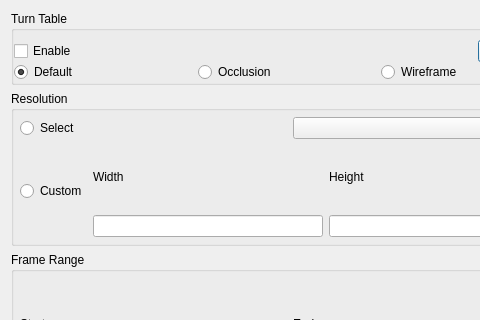
Old version of the form resources/dialog.ui in the repository demon7x/tk-maya-makemov; both pictures show x 0 to 480 and y 0 to 320 of the 579 by 466 pixel window.
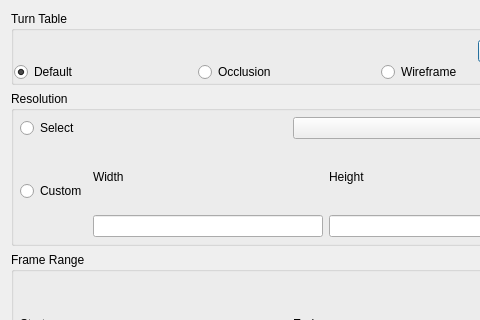
New version of the form.

Commit message: turn control

Patch:
```diff
--- a/resources/dialog.ui
+++ b/resources/dialog.ui
@@ -43,13 +43,6 @@
       </property>
       <item>
        <layout class="QHBoxLayout" name="horizontalLayout_8">
-        <item>
-         <widget class="QCheckBox" name="turn_table_status">
-          <property name="text">
-           <string>Enable</string>
-          </property>
-         </widget>
-        </item>
         <item>
          <spacer name="horizontalSpacer">
           <property name="orientation">
```
The commit also changes 3 other files.
